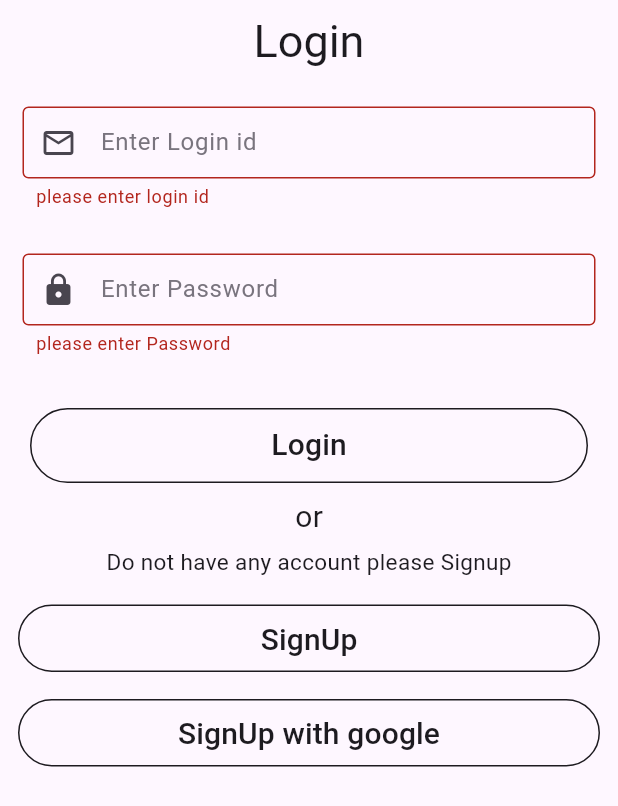
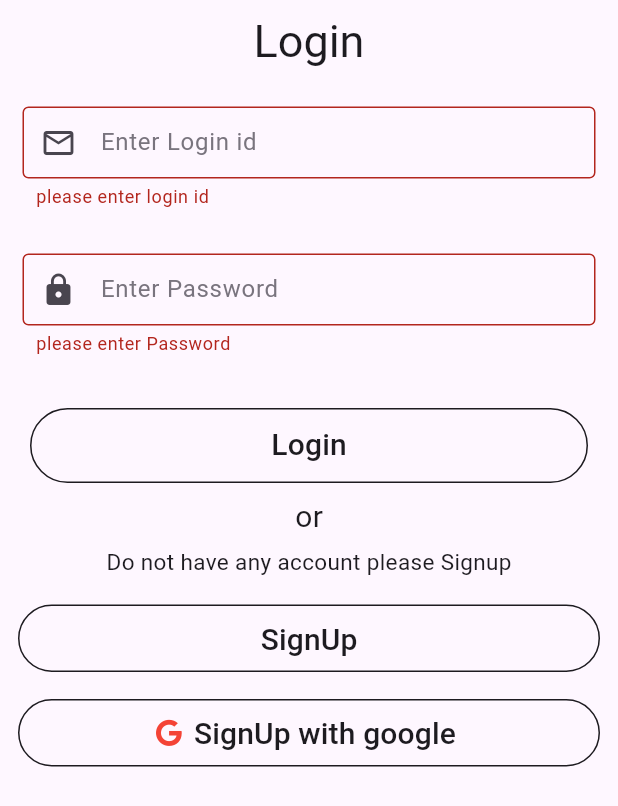
Before and after one commit to Sahil-Thager/todo-app, a Flutter app: the screen it shows after launch, after a tap on "Login", after a tap on "SignUp with google", on a phone screen of 412 x 824 dp. Shown: the top 806 px of the screen. Run offline on Flutter 3.47's test engine with Material 2 defaults, Android fonts, the phone set to English and light mode, and no system bars; our stand-ins replace cloud_firestore, email_validator, firebase_auth, firebase_core, flutter_local_notifications, fluttertoast and 3 more; accounts and stored records are empty.

Commit message:
google signin added but some changes still pending

```diff
--- a/lib/provider/list_provider.dart
+++ b/lib/provider/list_provider.dart
@@ -1,9 +1,11 @@
 import 'dart:async';
 import 'dart:developer';
 import 'package:cloud_firestore/cloud_firestore.dart';
+import 'package:firebase_auth/firebase_auth.dart';
 import 'package:flutter/material.dart';
 import 'package:flutter_todo_app/model/variables_model.dart';
 import 'package:flutter_todo_app/shared_prefrence/shared_prefrence.dart';
+import 'package:google_sign_in/google_sign_in.dart';
 
 class ToDoProvider extends ChangeNotifier {
   ToDoProvider() {
@@ -59,6 +61,7 @@ class ToDoProvider extends ChangeNotifier {
         .doc(data.id)
         .update({"isDone": !data.data()["isDone"]});
     await todosData();
+    notifyListeners();
   }
 
   Future<void> toggleOffNotification(String id) async {
@@ -74,7 +77,7 @@ class ToDoProvider extends ChangeNotifier {
     }
   }
 
-  void deleteToDoItem(index, id) {
+  Future<void> deleteToDoItem(index, id) async {
     final aa = fireStore.doc(_email).collection('todos').doc(id);
     aa.delete();
     docList.removeAt(index);
@@ -154,4 +157,29 @@ class ToDoProvider extends ChangeNotifier {
     profileList = aa.docs;
     notifyListeners();
   }
+
+  final googleSignIn = GoogleSignIn();
+
+  GoogleSignInAccount? _user;
+
+  GoogleSignInAccount get user => _user!;
+
+  Future googleLogin() async {
+    final googleUser = await googleSignIn.signIn();
+    if (googleUser == null) return;
+
+    final googleAuth = await googleUser.authentication;
+    final credential = GoogleAuthProvider.credential(
+      accessToken: googleAuth.accessToken,
+      idToken: googleAuth.idToken,
+    );
+
+    final userCredential =
+        await FirebaseAuth.instance.signInWithCredential(credential);
+    userCredential;
+    log(userCredential.user!.displayName.toString());
+    log(userCredential.user!.email.toString());
+
+    notifyListeners();
+  }
 }
--- a/lib/screens/login_screen.dart
+++ b/lib/screens/login_screen.dart
@@ -2,10 +2,12 @@ import 'package:cloud_firestore/cloud_firestore.dart';
 import 'package:email_validator/email_validator.dart';
 import 'package:firebase_auth/firebase_auth.dart';
 import 'package:flutter/material.dart';
+import 'package:flutter_todo_app/provider/list_provider.dart';
 import 'package:flutter_todo_app/provider/signup_provider.dart';
 import 'package:flutter_todo_app/screens/home.dart';
 import 'package:flutter_todo_app/screens/signup_screen.dart';
 import 'package:flutter_todo_app/utils/utils.dart';
+import 'package:font_awesome_flutter/font_awesome_flutter.dart';
 import 'package:provider/provider.dart';
 
 class LogInScreen extends StatefulWidget {
@@ -27,6 +29,7 @@ class _LogInScreenState extends State<LogInScreen> {
   Widget build(BuildContext context) {
     final color = Theme.of(context).colorScheme;
     final signUpProvider = context.watch<SignupProvider>();
+    final provider = Provider.of<ToDoProvider>(context);
 
     return Scaffold(
       backgroundColor: color.background,
@@ -181,9 +184,24 @@ class _LogInScreenState extends State<LogInScreen> {
                 decoration: BoxDecoration(
                     border: Border.all(color: color.onBackground),
                     borderRadius: BorderRadius.circular(25)),
-                child: TextButton(
-                    onPressed: () {},
-                    child: Text(
+                child: TextButton.icon(
+                    onPressed: () {
+                      final user = FirebaseAuth.instance.currentUser;
+                      provider.googleLogin();
+                      if (user != null) {
+                        Navigator.pushAndRemoveUntil(
+                            context,
+                            MaterialPageRoute(
+                              builder: (context) => const Home(),
+                            ),
+                            (route) => false);
+                      }
+                    },
+                    icon: const FaIcon(
+                      FontAwesomeIcons.google,
+                      color: Colors.red,
+                    ),
+                    label: Text(
                       "SignUp with google",
                       style: TextStyle(fontSize: 20, color: color.onBackground),
                     )),
--- a/pubspec.yaml
+++ b/pubspec.yaml
@@ -27,6 +27,7 @@ dependencies:
   cloud_firestore: ^4.9.2
   firestore_helper: ^0.3.0+5
   google_sign_in: ^6.1.5
+  font_awesome_flutter: ^10.6.0
 
 
 dev_dependencies:
```
Also changed, not shown: lib/screens/home.dart (+34 -10 lines), pubspec.lock.
